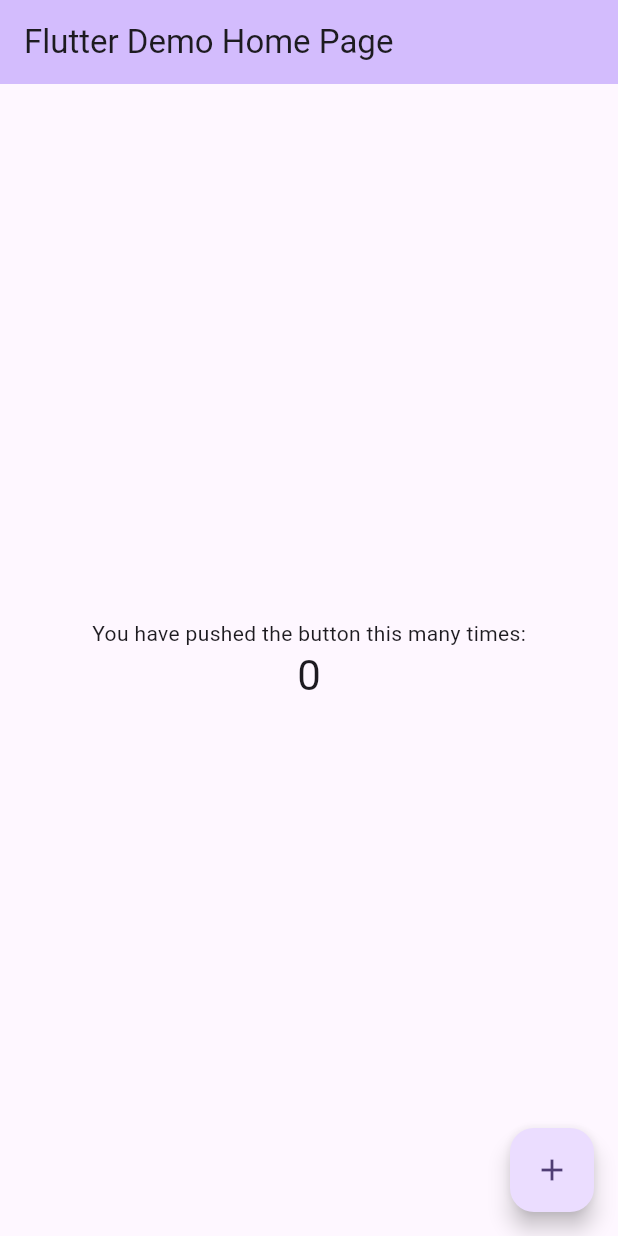
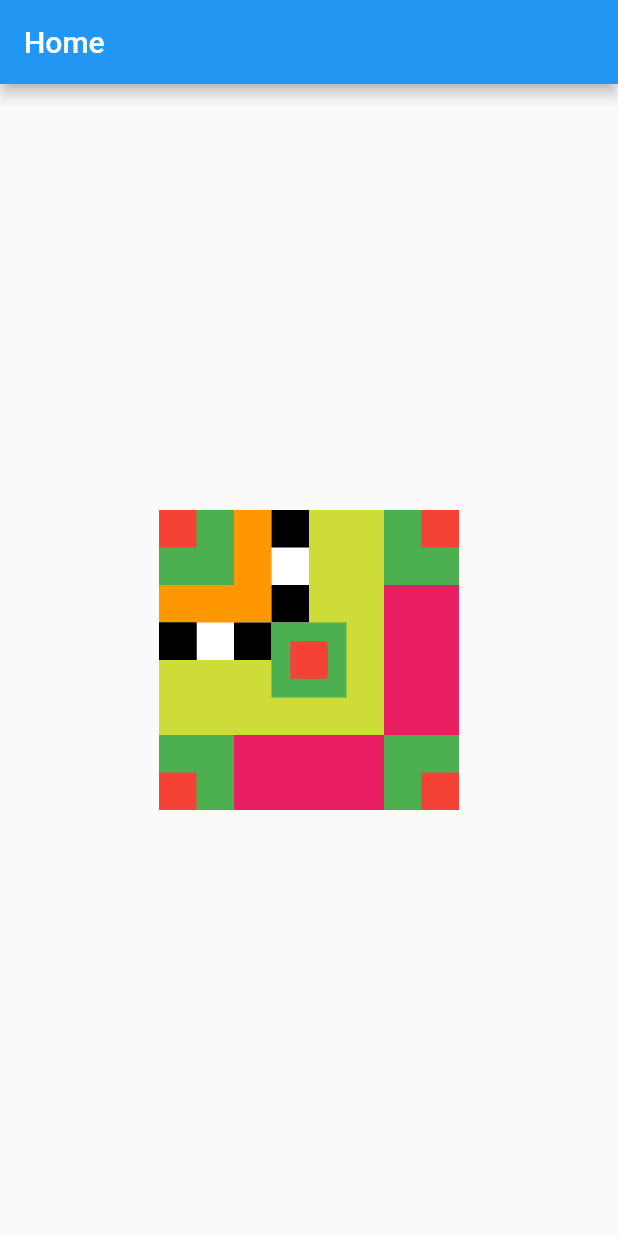
Before and after one commit to csearafat01/module_8, a Flutter app: the screen it shows after launch, on a phone screen of 412 x 824 dp. Run offline on Flutter 3.47's test engine with Material 2 defaults, Android fonts, the phone set to English and light mode, and no system bars.

Commit message:
module_8_Stack

```diff
--- a/lib/main.dart
+++ b/lib/main.dart
@@ -7,119 +7,189 @@ void main() {
 class MyApp extends StatelessWidget {
   const MyApp({super.key});
 
-  // This widget is the root of your application.
   @override
   Widget build(BuildContext context) {
-    return MaterialApp(
-      title: 'Module 8',
-      theme: ThemeData(
-        // This is the theme of your application.
-        //
-        // TRY THIS: Try running your application with "flutter run". You'll see
-        // the application has a blue toolbar. Then, without quitting the app,
-        // try changing the seedColor in the colorScheme below to Colors.green
-        // and then invoke "hot reload" (save your changes or press the "hot
-        // reload" button in a Flutter-supported IDE, or press "r" if you used
-        // the command line to start the app).
-        //
-        // Notice that the counter didn't reset back to zero; the application
-        // state is not lost during the reload. To reset the state, use hot
-        // restart instead.
-        //
-        // This works for code too, not just values: Most code changes can be
-        // tested with just a hot reload.
-        colorScheme: ColorScheme.fromSeed(seedColor: Colors.deepPurple),
-        useMaterial3: true,
-      ),
-      home: const MyHomePage(title: 'Flutter Demo Home Page'),
+    return const MaterialApp(
+      title: 'flutter',
+      home: HomeScreen(),
     );
   }
 }
 
-class MyHomePage extends StatefulWidget {
-  const MyHomePage({super.key, required this.title});
+class HomeScreen extends StatelessWidget {
+  const HomeScreen({super.key});
 
-  // This widget is the home page of your application. It is stateful, meaning
-  // that it has a State object (defined below) that contains fields that affect
-  // how it looks.
-
-  // This class is the configuration for the state. It holds the values (in this
-  // case the title) provided by the parent (in this case the App widget) and
-  // used by the build method of the State. Fields in a Widget subclass are
-  // always marked "final".
-
-  final String title;
-
-  @override
-  State<MyHomePage> createState() => _MyHomePageState();
-}
-
-class _MyHomePageState extends State<MyHomePage> {
-  int _counter = 0;
-
-  void _incrementCounter() {
-    setState(() {
-      // This call to setState tells the Flutter framework that something has
-      // changed in this State, which causes it to rerun the build method below
-      // so that the display can reflect the updated values. If we changed
-      // _counter without calling setState(), then the build method would not be
-      // called again, and so nothing would appear to happen.
-      _counter++;
-    });
-  }
 
   @override
   Widget build(BuildContext context) {
-    // This method is rerun every time setState is called, for instance as done
-    // by the _incrementCounter method above.
-    //
-    // The Flutter framework has been optimized to make rerunning build methods
-    // fast, so that you can just rebuild anything that needs updating rather
-    // than having to individually change instances of widgets.
     return Scaffold(
       appBar: AppBar(
-        // TRY THIS: Try changing the color here to a specific color (to
-        // Colors.amber, perhaps?) and trigger a hot reload to see the AppBar
-        // change color while the other colors stay the same.
-        backgroundColor: Theme.of(context).colorScheme.inversePrimary,
-        // Here we take the value from the MyHomePage object that was created by
-        // the App.build method, and use it to set our appbar title.
-        title: Text(widget.title),
+        title: Text('Home'),
       ),
       body: Center(
-        // Center is a layout widget. It takes a single child and positions it
-        // in the middle of the parent.
-        child: Column(
-          // Column is also a layout widget. It takes a list of children and
-          // arranges them vertically. By default, it sizes itself to fit its
-          // children horizontally, and tries to be as tall as its parent.
-          //
-          // Column has various properties to control how it sizes itself and
-          // how it positions its children. Here we use mainAxisAlignment to
-          // center the children vertically; the main axis here is the vertical
-          // axis because Columns are vertical (the cross axis would be
-          // horizontal).
-          //
-          // TRY THIS: Invoke "debug painting" (choose the "Toggle Debug Paint"
-          // action in the IDE, or press "p" in the console), to see the
-          // wireframe for each widget.
-          mainAxisAlignment: MainAxisAlignment.center,
-          children: <Widget>[
-            const Text(
-              'You have pushed the button this many times:',
+        child: Stack(
+          children: [
+            Container(
+              height: 200,
+              width: 200,
+              color: Colors.pink,
             ),
-            Text(
-              '$_counter',
-              style: Theme.of(context).textTheme.headlineMedium,
+            Container(
+              height: 150,
+              width: 150,
+              color: Colors.lime,
+            ),
+            Container(
+              height: 100,
+              width: 100,
+              color: Colors.white,
+            ),
+            Container(
+              height: 75,
+              width: 75,
+              color: Colors.orange,
+            ),
+            Positioned(
+              child: Container(
+                height: 50,
+                width: 50,
+                color: Colors.green,
+              ),
+            ),
+            Container(
+              height: 25,
+              width: 25,
+              color: Colors.red,
+            ),
+            Positioned(
+              top: 0,
+              right: 100,
+              child: Container(
+                height: 25,
+                width: 25,
+                color: Colors.black,
+              ),
+            ),
+            Positioned(
+              top: 50,
+              right: 100,
+              child: Container(
+                height: 25,
+                width: 25,
+                color: Colors.black,
+              ),
+            ),
+            Positioned(
+              top: 75,
+              right: 125,
+              child: Container(
+                height: 25,
+                width: 25,
+                color: Colors.black,
+              ),
+            ),
+            Positioned(
+              top: 75,
+              right: 175,
+              child: Container(
+                height: 25,
+                width: 25,
+                color: Colors.black,
+              ),
+            ),
+            Positioned(
+
+              top: 75,
+              right: 175,
+              child: Container(
+                height: 25,
+                width: 25,
+                color: Colors.black,
+              ),
+            ),
+            Positioned.fill(
+              child: Align(
+                alignment: Alignment.center,
+                child: Container(
+                  height: 50,
+                  width: 50,
+                  color: Colors.green,
+                ),
+              ),
+            ),
+            Positioned.fill(
+              child: Align(
+                alignment: Alignment.bottomRight,
+                child: Container(
+                  height: 50,
+                  width: 50,
+                  color: Colors.green,
+                ),
+              ),
+            ),
+            Positioned.fill(
+              child: Align(
+                alignment: Alignment.bottomLeft,
+                child: Container(
+                  height: 50,
+                  width: 50,
+                  color: Colors.green,
+                ),
+              ),
+            ),
+            Positioned.fill(
+              child: Align(
+                alignment: Alignment.topRight,
+                child: Container(
+                  height: 50,
+                  width: 50,
+                  color: Colors.green,
+                ),
+              ),
+            ),
+            Positioned.fill(
+              child: Align(
+                alignment: Alignment.center,
+                child: Container(
+                  height: 25,
+                  width: 25,
+                  color: Colors.red,
+                ),
+              ),
+            ),
+            Positioned.fill(
+              child: Align(
+                alignment: Alignment.topRight,
+                child: Container(
+                  height: 25,
+                  width: 25,
+                  color: Colors.red,
+                ),
+              ),
+            ),
+            Positioned.fill(
+              child: Align(
+                alignment: Alignment.bottomLeft,
+                child: Container(
+                  height: 25,
+                  width: 25,
+                  color: Colors.red,
+                ),
+              ),
+            ),
+            Positioned.fill(
+              child: Align(
+                alignment: Alignment.bottomRight,
+                child: Container(
+                  height: 25,
+                  width: 25,
+                  color: Colors.red,
+                ),
+              ),
             ),
           ],
         ),
       ),
-      floatingActionButton: FloatingActionButton(
-        onPressed: _incrementCounter,
-        tooltip: 'Increment',
-        child: const Icon(Icons.add),
-      ), // This trailing comma makes auto-formatting nicer for build methods.
     );
   }
 }
```
